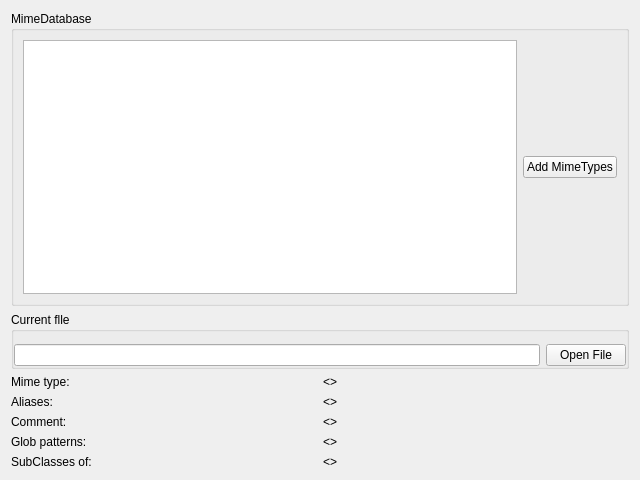
Above: examples/mimetypeviewer/mimetypeviewer.ui from qtproject/playground-mimetypes before the change. Below: the same form after it.
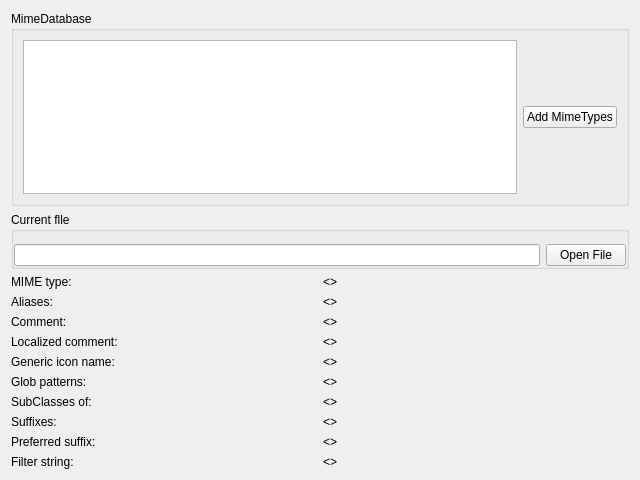
That is the form after the change.

Commit message: Display all available MIME type data.

The edit to the form file:
```diff
--- a/examples/mimetypeviewer/mimetypeviewer.ui
+++ b/examples/mimetypeviewer/mimetypeviewer.ui
@@ -71,7 +71,7 @@
    <item row="2" column="0">
     <widget class="QLabel" name="label_2">
      <property name="text">
-      <string>Mime type:</string>
+      <string>MIME type:</string>
      </property>
     </widget>
    </item>
@@ -111,33 +111,103 @@
     </widget>
    </item>
    <item row="5" column="0">
-    <widget class="QLabel" name="label">
+    <widget class="QLabel" name="label_5">
      <property name="text">
-      <string>Glob patterns:</string>
+      <string>Localized comment:</string>
      </property>
     </widget>
    </item>
    <item row="5" column="1">
-    <widget class="QLabel" name="globPatternsLabel">
+    <widget class="QLabel" name="localeCommentLabel">
      <property name="text">
       <string>&lt;&gt;</string>
      </property>
     </widget>
    </item>
    <item row="6" column="0">
-    <widget class="QLabel" name="label_5">
+    <widget class="QLabel" name="label_6">
      <property name="text">
-      <string>SubClasses of:</string>
+      <string>Generic icon name:</string>
      </property>
     </widget>
    </item>
    <item row="6" column="1">
+    <widget class="QLabel" name="genericIconNameLabel">
+     <property name="text">
+      <string>&lt;&gt;</string>
+     </property>
+    </widget>
+   </item>
+   <item row="7" column="0">
+    <widget class="QLabel" name="label_7">
+     <property name="text">
+      <string>Glob patterns:</string>
+     </property>
+    </widget>
+   </item>
+   <item row="7" column="1">
+    <widget class="QLabel" name="globPatternsLabel">
+     <property name="text">
+      <string>&lt;&gt;</string>
+     </property>
+    </widget>
+   </item>
+   <item row="8" column="0">
+    <widget class="QLabel" name="label_8">
+     <property name="text">
+      <string>SubClasses of:</string>
+     </property>
+    </widget>
+   </item>
+   <item row="8" column="1">
     <widget class="QLabel" name="subClassesOfLabel">
      <property name="text">
       <string>&lt;&gt;</string>
      </property>
     </widget>
    </item>
+   <item row="9" column="0">
+    <widget class="QLabel" name="label_9">
+     <property name="text">
+      <string>Suffixes:</string>
+     </property>
+    </widget>
+   </item>
+   <item row="9" column="1">
+    <widget class="QLabel" name="suffixesLabel">
+     <property name="text">
+      <string>&lt;&gt;</string>
+     </property>
+    </widget>
+   </item>
+   <item row="10" column="0">
+    <widget class="QLabel" name="label_10">
+     <property name="text">
+      <string>Preferred suffix:</string>
+     </property>
+    </widget>
+   </item>
+   <item row="10" column="1">
+    <widget class="QLabel" name="preferredSuffixLabel">
+     <property name="text">
+      <string>&lt;&gt;</string>
+     </property>
+    </widget>
+   </item>
+   <item row="11" column="0">
+    <widget class="QLabel" name="label_11">
+     <property name="text">
+      <string>Filter string:</string>
+     </property>
+    </widget>
+   </item>
+   <item row="11" column="1">
+    <widget class="QLabel" name="filterStringLabel">
+     <property name="text">
+      <string>&lt;&gt;</string>
+     </property>
+    </widget>
+   </item>
   </layout>
  </widget>
  <resources/>
```
The commit also changes 1 other file.
